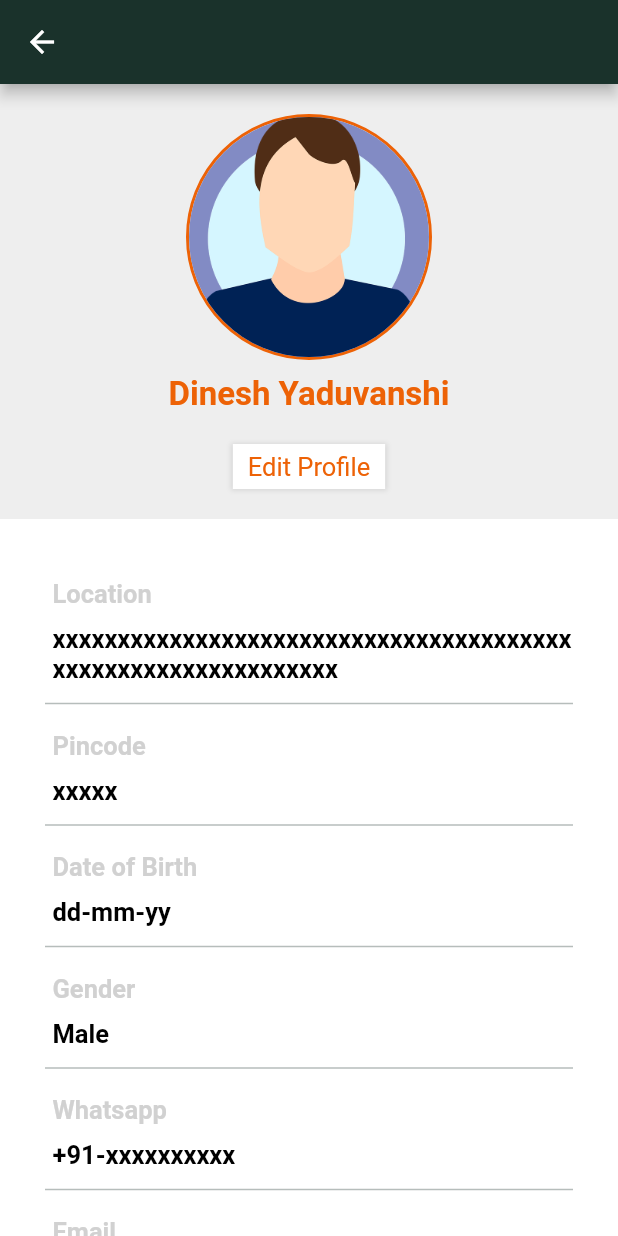
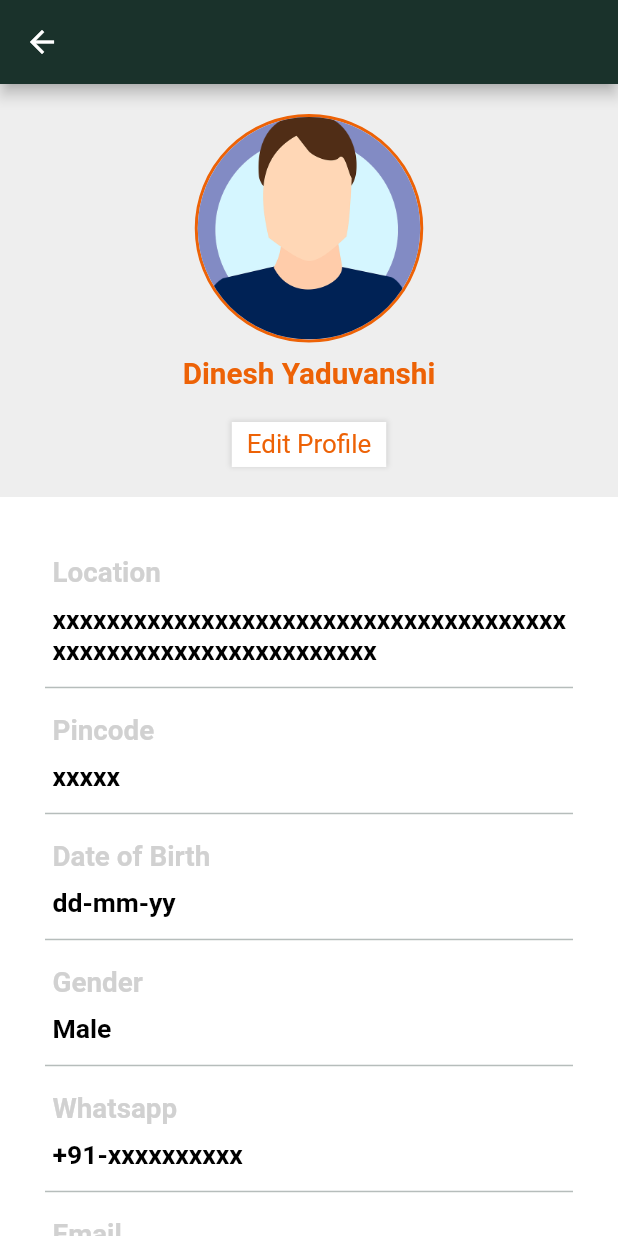
Before and after one commit to Ujjwal-here/Intern-HummingSparrow, a Flutter app: the Profile screen opened directly, on a phone screen of 412 x 824 dp. Run offline on Flutter 3.47's test engine with Material 2 defaults, Android fonts, the phone set to English and light mode, and no system bars.

Commit message:
made responsive

```diff
--- a/lib/screens/profile.dart
+++ b/lib/screens/profile.dart
@@ -1,9 +1,14 @@
 import 'package:flutter/material.dart';
 import 'package:task/widgets/listDetails.dart';
+
+import '../config.dart';
 
 class Profile extends StatelessWidget {
   @override
   Widget build(BuildContext context) {
+    final isPortrait =
+        MediaQuery.of(context).orientation == Orientation.portrait;
+    SizeConfig().init(context);
     return Scaffold(
       appBar: AppBar(
         backgroundColor: Color.fromRGBO(26, 50, 43, 1),
@@ -22,7 +27,9 @@ class Profile extends StatelessWidget {
                         color: Color.fromRGBO(237, 98, 6, 1), width: 2),
                   ),
                   child: CircleAvatar(
-                    radius: 80,
+                    radius: isPortrait
+                        ? SizeConfig.blockSizeHorizontal * 18
+                        : SizeConfig.blockSizeVertical * 20,
                     backgroundImage: AssetImage("assets/profile.png"),
                     backgroundColor: Color.fromRGBO(130, 139, 196, 1),
                   ),
@@ -32,14 +39,16 @@ class Profile extends StatelessWidget {
                   child: Text(
                     "Dinesh Yaduvanshi",
                     style: TextStyle(
-                      fontSize: 22,
+                      fontSize: isPortrait
+                          ? SizeConfig.safeBlockHorizontal * 4.8
+                          : SizeConfig.safeBlockVertical * 5,
                       fontWeight: FontWeight.bold,
                       color: Color.fromRGBO(237, 98, 6, 1),
                     ),
                   ),
                 ),
                 Container(
-                  margin: EdgeInsets.only(top: 20),
+                  margin: const EdgeInsets.only(top: 20),
                   padding:
                       const EdgeInsets.symmetric(horizontal: 10, vertical: 5),
                   decoration: BoxDecoration(
@@ -56,7 +65,9 @@ class Profile extends StatelessWidget {
                   child: Text(
                     "Edit Profile",
                     style: TextStyle(
-                      fontSize: 17,
+                      fontSize: isPortrait
+                          ? SizeConfig.safeBlockHorizontal * 4.2
+                          : SizeConfig.safeBlockVertical * 4.5,
                       color: Color.fromRGBO(237, 98, 6, 1),
                     ),
                   ),
--- a/lib/widgets/listDetails.dart
+++ b/lib/widgets/listDetails.dart
@@ -1,4 +1,6 @@
 import 'package:flutter/material.dart';
+
+import '../config.dart';
 
 class DetailsList extends StatelessWidget {
   final String title;
@@ -7,6 +9,9 @@ class DetailsList extends StatelessWidget {
   DetailsList({@required this.title, @required this.subtitle});
   @override
   Widget build(BuildContext context) {
+    final isPortrait =
+        MediaQuery.of(context).orientation == Orientation.portrait;
+    SizeConfig().init(context);
     return Container(
       child: Column(
         crossAxisAlignment: CrossAxisAlignment.start,
@@ -16,7 +21,9 @@ class DetailsList extends StatelessWidget {
             child: Text(
               title,
               style: TextStyle(
-                  fontSize: 17,
+                  fontSize: isPortrait
+                      ? SizeConfig.safeBlockHorizontal * 4.5
+                      : SizeConfig.safeBlockVertical * 4.5,
                   fontWeight: FontWeight.bold,
                   color: Color.fromRGBO(209, 209, 209, 1)),
             ),
@@ -26,7 +33,9 @@ class DetailsList extends StatelessWidget {
             child: Text(
               subtitle,
               style: TextStyle(
-                  fontSize: 17,
+                  fontSize: isPortrait
+                      ? SizeConfig.safeBlockHorizontal * 4.3
+                      : SizeConfig.safeBlockVertical * 4.3,
                   fontWeight: FontWeight.bold,
                   color: Colors.black),
             ),
```
